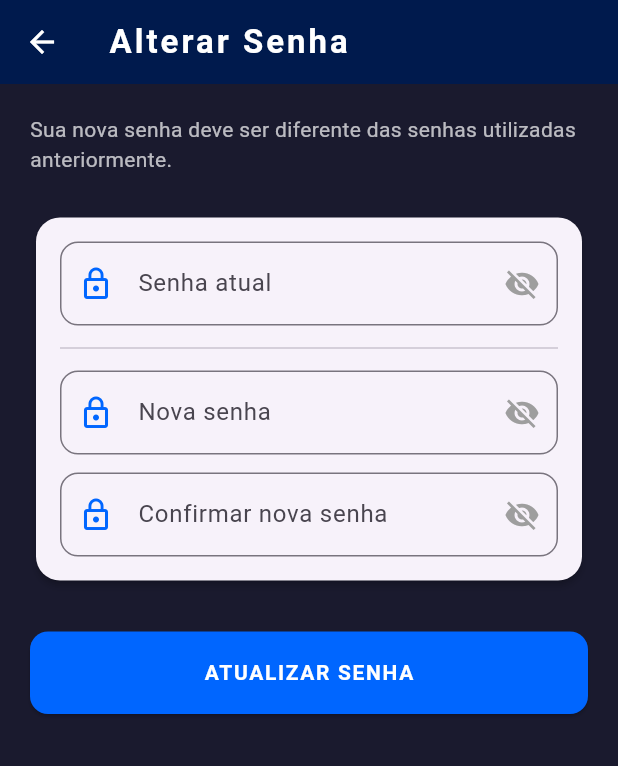
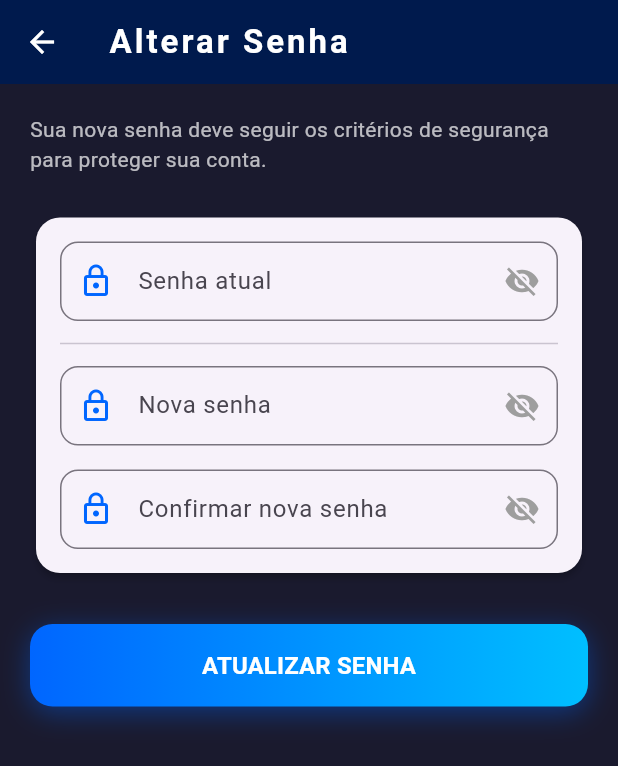
Before and after one commit to anamurim/appcidadao, a Flutter app: the TelaAlterarSenha screen opened directly, on a phone screen of 412 x 824 dp. Shown: the top 766 px of the screen. Run offline on Flutter 3.47's test engine with Material 3 defaults, Android fonts, the light colour scheme and no system bars; Roboto replaces fonts that are missing (Segoe UI).

Commit message:
Tela de segurança

```diff
--- a/lib/funcionalidades/autenticacao/interface/telacadastrouser.dart
+++ b/lib/funcionalidades/autenticacao/interface/telacadastrouser.dart
@@ -382,8 +382,8 @@ class _SignupScreenState extends State<SignupScreen> {
         }
 
         if (isPassword && !isConfirmPassword) {
-          if (value.length < 6) {
-            return 'Mínimo 6 caracteres';
+          if (value.length < 8) {
+            return 'Mínimo 8 caracteres';
           }
           if (!value.contains(RegExp(r'[A-Z]'))) {
             return 'Inclua uma letra maiúscula';
--- a/lib/funcionalidades/home/interface/configuracoes/telaalterarsenha.dart
+++ b/lib/funcionalidades/home/interface/configuracoes/telaalterarsenha.dart
@@ -1,5 +1,5 @@
 import 'package:flutter/material.dart';
-import '../../../../../core/constantes/cores.dart'; // Mantendo seu padrão de cores
+import '../../../../../core/constantes/cores.dart';
 
 class TelaAlterarSenha extends StatefulWidget {
   const TelaAlterarSenha({super.key});
@@ -9,15 +9,63 @@ class TelaAlterarSenha extends StatefulWidget {
 }
 
 class _TelaAlterarSenhaState extends State<TelaAlterarSenha> {
-  // Controles para os campos de texto
+  final _formKey = GlobalKey<FormState>();
+
   final _senhaAtualController = TextEditingController();
   final _novaSenhaController = TextEditingController();
   final _confirmarSenhaController = TextEditingController();
 
-  // Variáveis para controlar a visibilidade das senhas
   bool _obscureSenhaAtual = true;
   bool _obscureNovaSenha = true;
   bool _obscureConfirmarSenha = true;
+
+  // Função de validação extraída do seu telacadastrouser.dart
+  String? _validarSenha(String? value, {bool isConfirmacao = false}) {
+    if (value == null || value.isEmpty) {
+      return 'Campo obrigatório';
+    }
+
+    if (!isConfirmacao) {
+      if (value.length < 8) {
+        return 'Mínimo 8 caracteres';
+      }
+      if (!value.contains(RegExp(r'[A-Z]'))) {
+        return 'Inclua uma letra maiúscula';
+      }
+      if (!value.contains(RegExp(r'[a-z]'))) {
+        return 'Inclua uma letra minúscula';
+      }
+      if (!value.contains(RegExp(r'[0-9]'))) {
+        return 'Inclua um número';
+      }
+    } else {
+      if (value != _novaSenhaController.text) {
+        return 'As senhas não coincidem';
+      }
+    }
+    return null;
+  }
+
+  void _handleUpdatePassword() {
+    if (_formKey.currentState!.validate()) {
+      // Simulação de sucesso
+      ScaffoldMessenger.of(context).showSnackBar(
+        const SnackBar(
+          content: Text('Senha atualizada com sucesso!'),
+          backgroundColor: Colors.green,
+        ),
+      );
+      Navigator.pop(context);
+    }
+  }
+
+  @override
+  void dispose() {
+    _senhaAtualController.dispose();
+    _novaSenhaController.dispose();
+    _confirmarSenhaController.dispose();
+    super.dispose();
+  }
 
   @override
   Widget build(BuildContext context) {
@@ -35,16 +83,17 @@ class _TelaAlterarSenhaState extends State<TelaAlterarSenha> {
         color: AppCores.techGray,
         child: SingleChildScrollView(
           padding: const EdgeInsets.all(20),
+          child: Form(
+            key: _formKey, //
             child: Column(
               crossAxisAlignment: CrossAxisAlignment.start,
               children: [
                 const Text(
-                'Sua nova senha deve ser diferente das senhas utilizadas anteriormente.',
+                  'Sua nova senha deve seguir os critérios de segurança para proteger sua conta.',
                   style: TextStyle(color: Colors.white70, fontSize: 14),
                 ),
                 const SizedBox(height: 25),
 
-              // Card com os campos de entrada (Seguindo o padrão do seu telaperfil.dart)
                 Card(
                   elevation: 2,
                   shape: RoundedRectangleBorder(
@@ -58,34 +107,37 @@ class _TelaAlterarSenhaState extends State<TelaAlterarSenha> {
                           label: 'Senha atual',
                           controller: _senhaAtualController,
                           isObscured: _obscureSenhaAtual,
-                        onToggleVisibility: () {
-                          setState(
+                          validator: (v) => v == null || v.isEmpty
+                              ? 'Informe a senha atual'
+                              : null,
+                          onToggleVisibility: () => setState(
                             () => _obscureSenhaAtual = !_obscureSenhaAtual,
-                          );
-                        },
+                          ),
                         ),
                         const Divider(height: 30),
                         _buildCampoSenha(
                           label: 'Nova senha',
                           controller: _novaSenhaController,
                           isObscured: _obscureNovaSenha,
-                        onToggleVisibility: () {
-                          setState(
+                          validator: (v) =>
+                              _validarSenha(v), // Aplica regras complexas
+                          onToggleVisibility: () => setState(
                             () => _obscureNovaSenha = !_obscureNovaSenha,
-                          );
-                        },
                           ),
-                      const SizedBox(height: 12),
+                        ),
+                        const SizedBox(height: 16),
                         _buildCampoSenha(
                           label: 'Confirmar nova senha',
                           controller: _confirmarSenhaController,
                           isObscured: _obscureConfirmarSenha,
-                        onToggleVisibility: () {
-                          setState(
+                          validator: (v) => _validarSenha(
+                            v,
+                            isConfirmacao: true,
+                          ), // Valida igualdade
+                          onToggleVisibility: () => setState(
                             () => _obscureConfirmarSenha =
                                 !_obscureConfirmarSenha,
-                          );
-                        },
+                          ),
                         ),
                       ],
                     ),
@@ -94,32 +146,38 @@ class _TelaAlterarSenhaState extends State<TelaAlterarSenha> {
 
                 const SizedBox(height: 30),
 
-              // Botão de Ação (Baseado no seu telaperfil.dart)
-              SizedBox(
+                // Botão com o gradiente e estilo da telacadastrouser.dart
+                Container(
                   width: double.infinity,
                   height: 55,
+                  decoration: BoxDecoration(
+                    gradient: LinearGradient(
+                      colors: [AppCores.electricBlue, AppCores.neonBlue],
+                    ),
+                    borderRadius: BorderRadius.circular(15),
+                    boxShadow: [
+                      BoxShadow(
+                        color: AppCores.electricBlue.withValues(alpha: 0.4),
+                        blurRadius: 15,
+                        offset: const Offset(0, 4),
+                      ),
+                    ],
+                  ),
                   child: ElevatedButton(
                     style: ElevatedButton.styleFrom(
-                    backgroundColor: AppCores.electricBlue,
+                      backgroundColor: Colors.transparent,
+                      shadowColor: Colors.transparent,
                       shape: RoundedRectangleBorder(
-                      borderRadius: BorderRadius.circular(12),
+                        borderRadius: BorderRadius.circular(15),
                       ),
                     ),
-                  onPressed: () {
-                    // Lógica de validação e salvamento
-                    ScaffoldMessenger.of(context).showSnackBar(
-                      const SnackBar(
-                        content: Text('Senha atualizada com sucesso!'),
-                      ),
-                    );
-                    Navigator.pop(context);
-                  },
+                    onPressed: _handleUpdatePassword,
                     child: const Text(
                       'ATUALIZAR SENHA',
                       style: TextStyle(
                         color: Colors.white,
                         fontWeight: FontWeight.bold,
-                      letterSpacing: 1.1,
+                        fontSize: 16,
                       ),
                     ),
                   ),
@@ -128,19 +186,22 @@ class _TelaAlterarSenhaState extends State<TelaAlterarSenha> {
             ),
           ),
         ),
+      ),
     );
   }
 
-  // Widget auxiliar para construir os campos de senha com ícone de "olho"
   Widget _buildCampoSenha({
     required String label,
     required TextEditingController controller,
     required bool isObscured,
+    required String? Function(String?) validator,
     required VoidCallback onToggleVisibility,
   }) {
-    return TextField(
+    return TextFormField(
       controller: controller,
       obscureText: isObscured,
+      validator: validator,
+      style: const TextStyle(fontSize: 14),
       decoration: InputDecoration(
         labelText: label,
         prefixIcon: const Icon(
```
Lines whose indentation alone changed are shown as unchanged.
